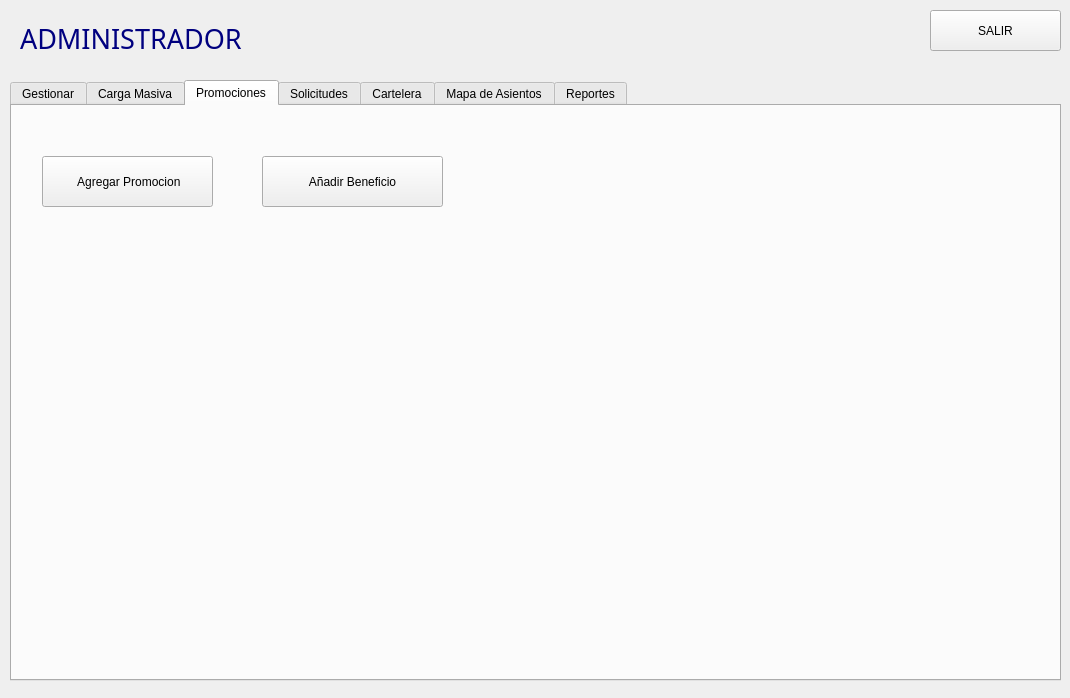
Before: the Qt Designer form EDD_Fase1/vistaadmin.ui in Denilsonp07/EDD_2S2026_PY_202308386, drawn with Qt 5.
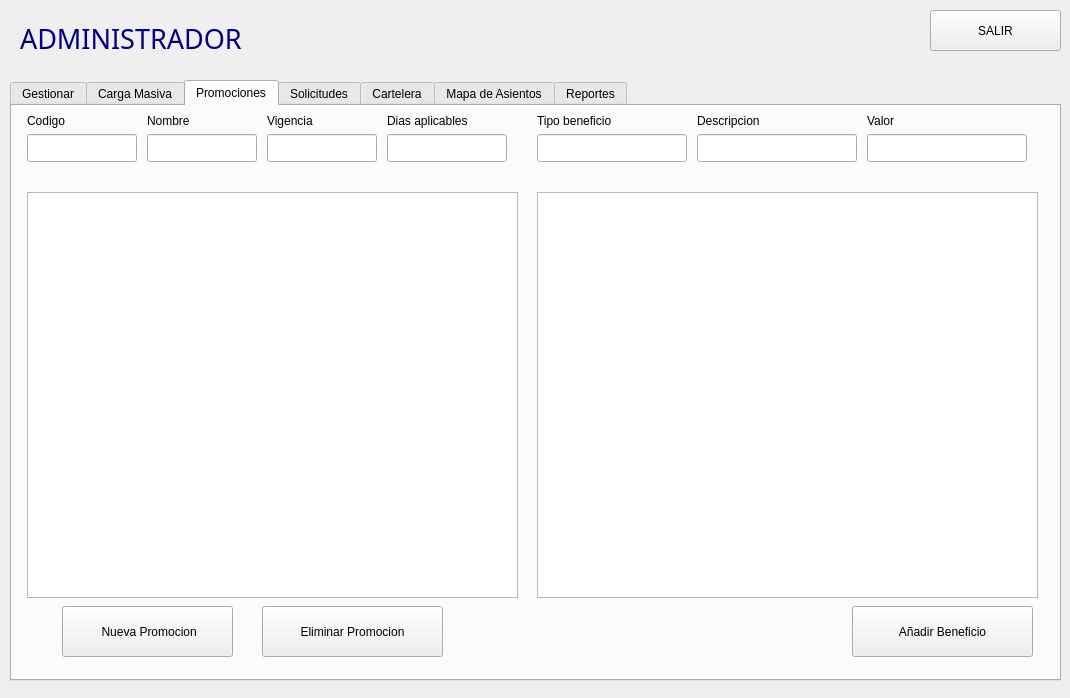
After: the same form once the commit is applied. The open tabs and pages were chosen to show the change.

Commit message: Estructuras de promocion y beneficio + interfaz

```diff
--- a/EDD_Fase1/vistaadmin.ui
+++ b/EDD_Fase1/vistaadmin.ui
@@ -111,21 +111,21 @@
     <widget class="QPushButton" name="btnAgregarPromo">
      <property name="geometry">
       <rect>
-       <x>30</x>
-       <y>50</y>
+       <x>50</x>
+       <y>500</y>
        <width>171</width>
        <height>51</height>
       </rect>
      </property>
      <property name="text">
-      <string> Agregar Promocion</string>
+      <string> Nueva Promocion</string>
      </property>
     </widget>
     <widget class="QPushButton" name="btnAgregarBene">
      <property name="geometry">
       <rect>
-       <x>250</x>
-       <y>50</y>
+       <x>840</x>
+       <y>500</y>
        <width>181</width>
        <height>51</height>
       </rect>
@@ -134,6 +134,116 @@
       <string>Añadir Beneficio</string>
      </property>
     </widget>
+    <widget class="QTableWidget" name="tabla_promociones">
+     <property name="geometry">
+      <rect>
+       <x>15</x>
+         <y>86</y>
+       <width>491</width>
+         <height>406</height>
+      </rect>
+     </property>
+    </widget>
+    <widget class="QTableWidget" name="tabla_beneficios">
+     <property name="geometry">
+      <rect>
+       <x>525</x>
+         <y>86</y>
+       <width>501</width>
+         <height>406</height>
+      </rect>
+     </property>
+    </widget>
+     <widget class="QLabel" name="labelCodigoPromo">
+      <property name="geometry">
+        <rect><x>15</x><y>5</y><width>110</width><height>20</height></rect>
+      </property>
+      <property name="text"><string>Codigo</string></property>
+     </widget>
+     <widget class="QLineEdit" name="txtCodigoPromo">
+      <property name="geometry">
+        <rect><x>15</x><y>28</y><width>110</width><height>28</height></rect>
+      </property>
+     </widget>
+     <widget class="QLabel" name="labelNombrePromo">
+      <property name="geometry">
+        <rect><x>135</x><y>5</y><width>110</width><height>20</height></rect>
+      </property>
+      <property name="text"><string>Nombre</string></property>
+     </widget>
+     <widget class="QLineEdit" name="txtNombrePromo">
+      <property name="geometry">
+        <rect><x>135</x><y>28</y><width>110</width><height>28</height></rect>
+      </property>
+     </widget>
+     <widget class="QLabel" name="labelVigenciaPromo">
+      <property name="geometry">
+        <rect><x>255</x><y>5</y><width>110</width><height>20</height></rect>
+      </property>
+      <property name="text"><string>Vigencia</string></property>
+     </widget>
+     <widget class="QLineEdit" name="txtVigenciaPromo">
+      <property name="geometry">
+        <rect><x>255</x><y>28</y><width>110</width><height>28</height></rect>
+      </property>
+     </widget>
+     <widget class="QLabel" name="labelDiasPromo">
+      <property name="geometry">
+        <rect><x>375</x><y>5</y><width>120</width><height>20</height></rect>
+      </property>
+      <property name="text"><string>Dias aplicables</string></property>
+     </widget>
+     <widget class="QLineEdit" name="txtDiasPromo">
+      <property name="geometry">
+        <rect><x>375</x><y>28</y><width>120</width><height>28</height></rect>
+      </property>
+     </widget>
+     <widget class="QLabel" name="labelTipoBeneficio">
+      <property name="geometry">
+        <rect><x>525</x><y>5</y><width>150</width><height>20</height></rect>
+      </property>
+      <property name="text"><string>Tipo beneficio</string></property>
+     </widget>
+     <widget class="QLineEdit" name="txtTipoBeneficio">
+      <property name="geometry">
+        <rect><x>525</x><y>28</y><width>150</width><height>28</height></rect>
+      </property>
+     </widget>
+     <widget class="QLabel" name="labelDescripcionBeneficio">
+      <property name="geometry">
+        <rect><x>685</x><y>5</y><width>160</width><height>20</height></rect>
+      </property>
+      <property name="text"><string>Descripcion</string></property>
+     </widget>
+     <widget class="QLineEdit" name="txtDescripcionBeneficio">
+      <property name="geometry">
+        <rect><x>685</x><y>28</y><width>160</width><height>28</height></rect>
+      </property>
+     </widget>
+     <widget class="QLabel" name="labelValorBeneficio">
+      <property name="geometry">
+        <rect><x>855</x><y>5</y><width>160</width><height>20</height></rect>
+      </property>
+      <property name="text"><string>Valor</string></property>
+     </widget>
+     <widget class="QLineEdit" name="txtValorBeneficio">
+      <property name="geometry">
+        <rect><x>855</x><y>28</y><width>160</width><height>28</height></rect>
+      </property>
+     </widget>
+    <widget class="QPushButton" name="btnEliminarPromo">
+     <property name="geometry">
+      <rect>
+       <x>250</x>
+       <y>500</y>
+       <width>181</width>
+       <height>51</height>
+      </rect>
+     </property>
+     <property name="text">
+      <string>Eliminar Promocion</string>
+     </property>
+    </widget>
    </widget>
    <widget class="QWidget" name="tab_6">
     <attribute name="title">
```
Left out of the diff: 6 changed lines with no effect on the pictures. The commit also changes 7 other files.
